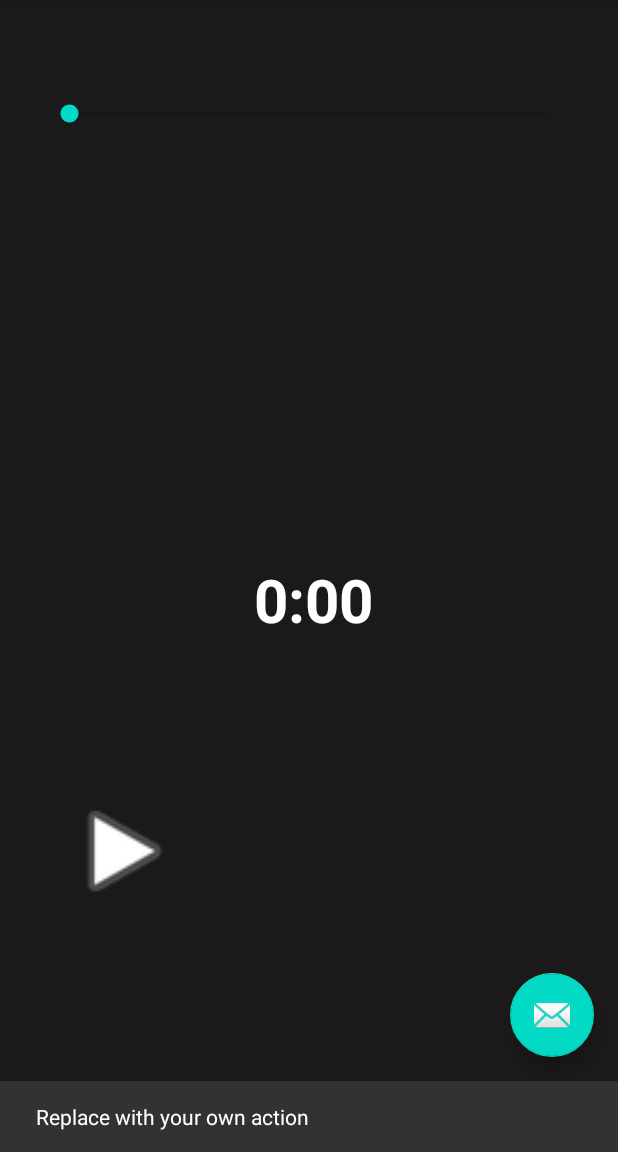
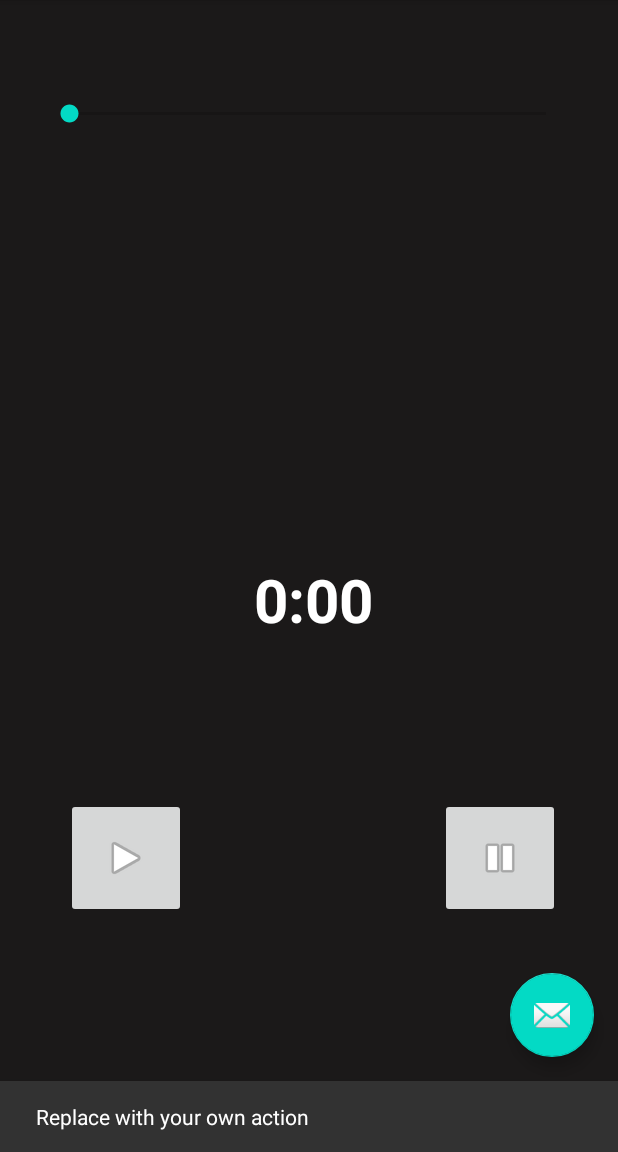
Before and after one commit to AakankshaShah/TimerApp, an Android app: the screen it shows after launch (MainActivity), after a tap on an icon or button, on a phone screen of 412 x 824 dp, the part 84-1236 px from its top. Run offline under Robolectric (Android 15) with nearby library versions, the phone set to English and light mode, and no system bars; 2 other taps on this screen came first.

Commit message:
A timer app with play and pause controls.

```diff
--- a/app/src/main/java/com/example/timerdemo11/MainActivity.java
+++ b/app/src/main/java/com/example/timerdemo11/MainActivity.java
@@ -15,6 +15,7 @@ import android.util.Log;
 import android.view.View;
 import android.view.Menu;
 import android.view.MenuItem;
+import android.widget.Button;
 import android.widget.ImageButton;
 import android.widget.ImageView;
 import android.widget.SeekBar;
@@ -26,13 +27,17 @@ public class MainActivity extends AppCompatActivity {
     SeekBar timerSeek;
     TextView timerText;
     ImageView btnTest;
-    int c=1;
+    ImageButton pause;
+    ImageButton play;
+    CountDownTimer yourCountDownTimer;
     MediaPlayer over;
     public void controlTimer(View view)
     {timerSeek.setEnabled(false);
+    play.setEnabled(false);
+    pause.setEnabled(true);
 
 
-        new CountDownTimer(timerSeek.getProgress()*1000+100,1000)
+        yourCountDownTimer=new CountDownTimer(timerSeek.getProgress()*1000+100,1000)
         {
             @Override
             public void onTick(long millisUntilFinished)
@@ -73,6 +78,9 @@ over=MediaPlayer.create(this,R.raw.cha);
         timerSeek.setMax(30*60);
         timerText=findViewById(R.id.timerText);
         btnTest =findViewById(R.id.imageView);
+        play=findViewById(R.id.imageView);
+        pause=findViewById(R.id.imageButton);
+        pause.setEnabled(false);
 
         timerSeek.setOnSeekBarChangeListener(new OnSeekBarChangeListener() {
 
@@ -131,6 +139,16 @@ hs.post(run);
         getMenuInflater().inflate(R.menu.menu_main, menu);
         return true;
     }
+    public void pauseClick(View view)
+    {
+        timerSeek.setEnabled(true);
+        play.setEnabled(true);
+        pause.setEnabled(false);
+        yourCountDownTimer.cancel();
+        over.pause();
+
+
+    }
 
     @Override
     public boolean onOptionsItemSelected(MenuItem item) {
--- a/app/src/main/res/layout/content_main.xml
+++ b/app/src/main/res/layout/content_main.xml
@@ -43,18 +43,38 @@
         app:layout_constraintStart_toStartOf="parent"
         app:layout_constraintTop_toBottomOf="@+id/timerSeek" />
 
-    <ImageView
+    <ImageButton
         android:id="@+id/imageView"
-        android:layout_width="131dp"
+        android:layout_width="80dp"
         android:layout_height="80dp"
         android:layout_marginStart="17dp"
         android:layout_marginLeft="17dp"
         android:layout_marginTop="98dp"
-        android:layout_marginEnd="263dp"
-        android:layout_marginRight="263dp"
+        android:layout_marginEnd="262dp"
+        android:layout_marginRight="262dp"
+        android:layout_marginBottom="152dp"
         android:onClick="controlTimer"
+        app:layout_constraintBottom_toBottomOf="parent"
         app:layout_constraintEnd_toEndOf="parent"
         app:layout_constraintStart_toStartOf="parent"
         app:layout_constraintTop_toBottomOf="@+id/timerText"
         app:srcCompat="@android:drawable/ic_media_play" />
+
+    <ImageButton
+        android:id="@+id/imageButton"
+        android:layout_width="80dp"
+        android:layout_height="80dp"
+        android:layout_marginStart="148dp"
+        android:layout_marginLeft="148dp"
+        android:layout_marginTop="98dp"
+        android:layout_marginEnd="17dp"
+        android:layout_marginRight="17dp"
+        android:layout_marginBottom="152dp"
+        android:onClick="pauseClick"
+        app:layout_constraintBottom_toBottomOf="parent"
+        app:layout_constraintEnd_toEndOf="parent"
+        app:layout_constraintStart_toEndOf="@+id/imageView"
+        app:layout_constraintTop_toBottomOf="@+id/timerText"
+        app:srcCompat="@android:drawable/ic_media_pause" />
+
 </androidx.constraintlayout.widget.ConstraintLayout>
```
